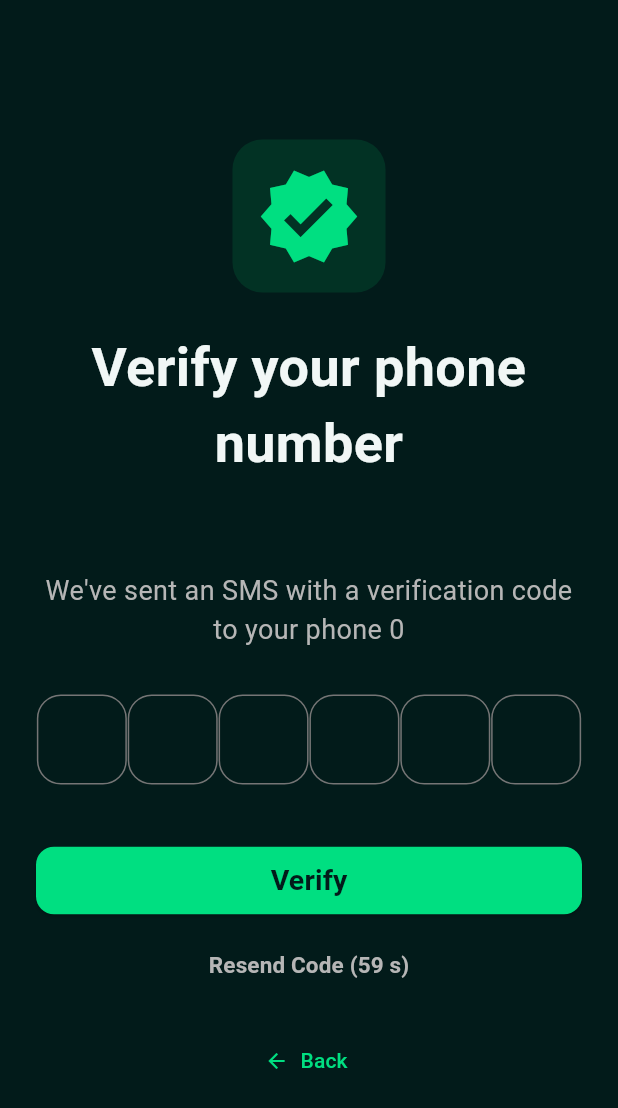
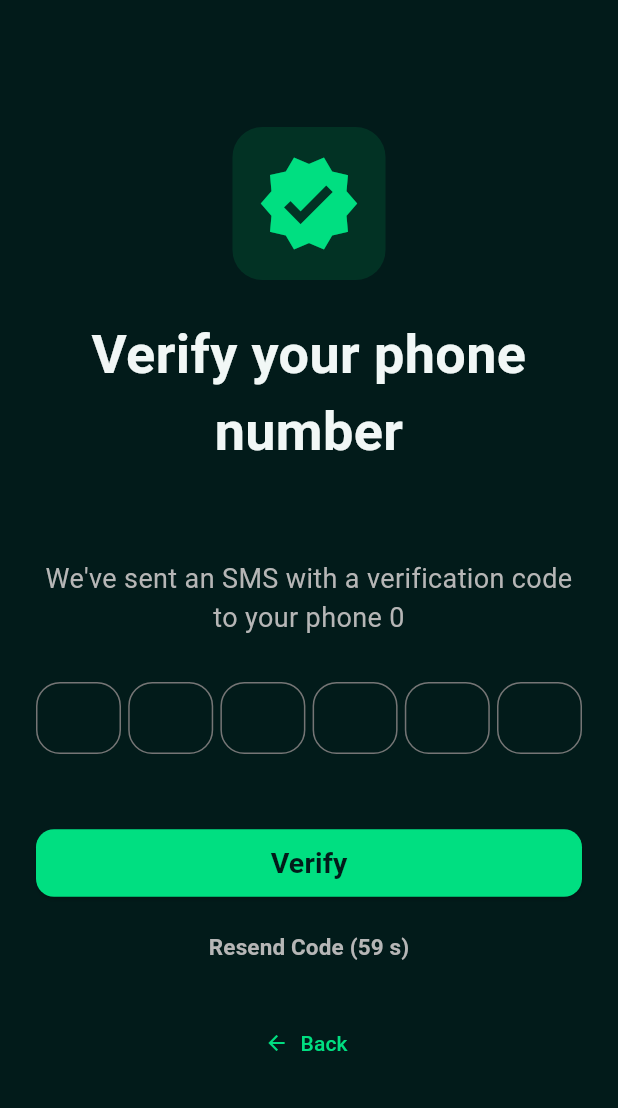
Before and after one commit to syigen/safe-app, a Flutter app: the VerificationScreen screen opened directly with empty values, on a phone screen of 412 x 824 dp. Shown: the top 1108 px of the screen. Run offline on Flutter 3.47's test engine with Material 3 defaults, Android fonts, the phone set to English and light mode, and no system bars; our stand-ins replace dotted_border, flutter_dotenv, flutter_riverpod, fluttertoast, geocoding, google_maps_flutter and 4 more; missing offline and left inert: app_settings; accounts and stored records are empty.

Commit message:
fix the overflow error of verification_page.dart

```diff
--- a/lib/pages/verification_page.dart
+++ b/lib/pages/verification_page.dart
@@ -1,14 +1,18 @@
+/*
+ * Copyright 2024-Present, Syigen Ltd. and Syigen Private Limited. All rights reserved.
+ *
+ */
+
 import 'dart:async';
 import 'package:flutter/material.dart';
 import 'package:flutter/services.dart';
 import 'package:fluttertoast/fluttertoast.dart';
 import 'package:safe_app/pages/welcome_page.dart';
-
 import '../services/auth_service.dart';
 
 class VerificationScreen extends StatefulWidget {
   final String phoneNumber;
-  VerificationScreen({Key? key, required this.phoneNumber}) : super(key: key);
+  const VerificationScreen({Key? key, required this.phoneNumber}) : super(key: key);
 
   @override
   _VerificationScreenState createState() => _VerificationScreenState();
@@ -94,6 +98,10 @@ class _VerificationScreenState extends State<VerificationScreen> {
 
   @override
   Widget build(BuildContext context) {
+    final screenWidth = MediaQuery.of(context).size.width;
+    // Calculate appropriate size for OTP boxes based on screen width
+    final double boxSize = (screenWidth - 72) / 6; // 72 = padding (48) + spaces between boxes (24)
+
     return Scaffold(
       resizeToAvoidBottomInset: false, // Prevents the bottom overflow
       backgroundColor: const Color(0xFF021B1A),
@@ -146,8 +154,11 @@ class _VerificationScreenState extends State<VerificationScreen> {
                     ),
                     const SizedBox(height: 30),
 
-                    Row(
-                      mainAxisAlignment: MainAxisAlignment.spaceEvenly,
+                    // Modified OTP input row with proper spacing and responsive sizing
+                    Padding(
+                      padding: const EdgeInsets.symmetric(horizontal: 0),
+                      child: Row(
+                        mainAxisAlignment: MainAxisAlignment.spaceBetween,
                         children: List.generate(
                           6,
                               (index) => RawKeyboardListener(
@@ -164,18 +175,17 @@ class _VerificationScreenState extends State<VerificationScreen> {
                               }
                             },
                             child: SizedBox(
-                            width: 60,
-                            height: 60,
-                            child: Center(
+                              width: boxSize,
+                              height: boxSize,
                               child: TextField(
                                 controller: _controllers[index],
                                 focusNode: _focusNodes[index],
                                 showCursor: false,
                                 textAlign: TextAlign.center,
                                 textAlignVertical: TextAlignVertical.center,
-                                style: const TextStyle(
-                                  color: Color(0xFF00DF81),
-                                  fontSize: 24,
+                                style: TextStyle(
+                                  color: const Color(0xFF00DF81),
+                                  fontSize: boxSize * 0.4, // Responsive font size
                                   fontWeight: FontWeight.bold,
                                   height: 1.2,
                                 ),
@@ -184,6 +194,7 @@ class _VerificationScreenState extends State<VerificationScreen> {
                                 inputFormatters: [FilteringTextInputFormatter.digitsOnly],
                                 decoration: InputDecoration(
                                   counterText: '',
+                                  contentPadding: EdgeInsets.zero,
                                   enabledBorder: OutlineInputBorder(
                                     borderRadius: BorderRadius.circular(16),
                                     borderSide: const BorderSide(
@@ -272,6 +283,7 @@ class _VerificationScreenState extends State<VerificationScreen> {
                         ),
                       ),
                     ),
+                    const SizedBox(height: 20), // Add extra padding at bottom
                   ],
                 ),
               ),
```
Lines whose indentation alone changed are shown as unchanged.
